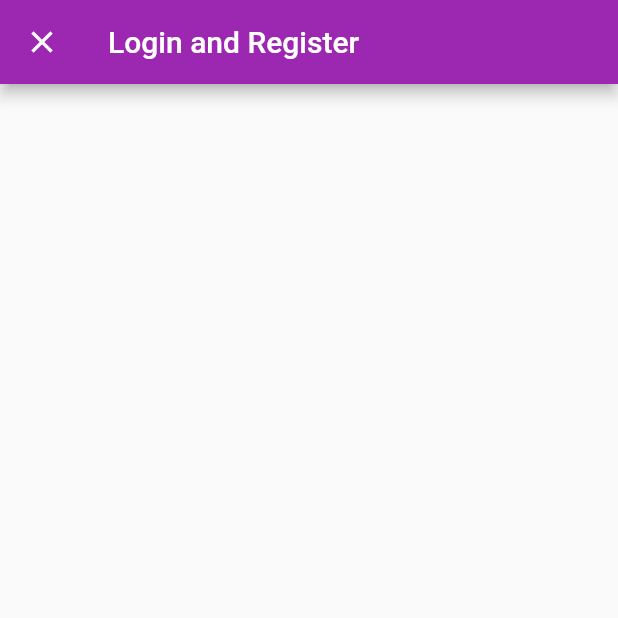
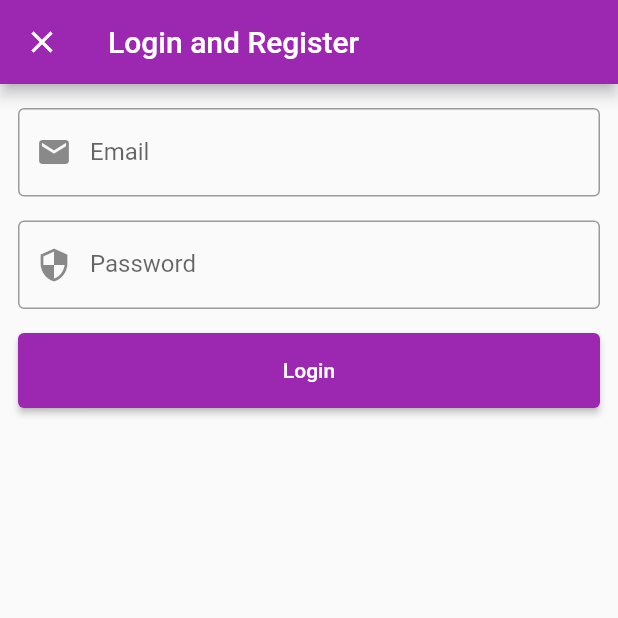
Before and after one commit to ismayilov1995/Flutter-Chatbox, a Flutter app: the screen it shows after launch, after a tap on "Login with Email and Password", on a phone screen of 412 x 824 dp, the top half of it. Run offline on Flutter 3.47's test engine with Material 2 defaults, Android fonts, the phone set to English and light mode, and no system bars; our stand-ins replace firebase_auth, firebase_core, get_it, google_sign_in; missing offline and left inert: flutter_facebook_login; accounts and stored records are empty.

Commit message:
prepare login register form page

```diff
--- a/lib/app/sign_in/email_password_login_create.dart
+++ b/lib/app/sign_in/email_password_login_create.dart
@@ -1,4 +1,7 @@
 import 'package:flutter/material.dart';
+import 'package:flutter_chatbox/common_widget/social_login_button.dart';
+import 'package:flutter_chatbox/viewmodel/user_model.dart';
+import 'package:provider/provider.dart';
 
 class EmailLoginPage extends StatefulWidget {
   @override
@@ -6,8 +9,8 @@ class EmailLoginPage extends StatefulWidget {
 }
 
 class _EmailLoginPageState extends State<EmailLoginPage> {
-
   final _formKey = GlobalKey<FormState>();
+  String _email, _password;
 
   @override
   Widget build(BuildContext context) {
@@ -15,15 +18,60 @@ class _EmailLoginPageState extends State<EmailLoginPage> {
       appBar: AppBar(
         title: Text("Login and Register"),
       ),
-      body: Center(
-        child: Form(
-          key: _formKey,
-          child: Column(
-            children: [
-            ],
+      body: SingleChildScrollView(
+        child: Container(
+          margin: EdgeInsets.fromLTRB(12, 16, 12, 0),
+          child: Form(
+            key: _formKey,
+            child: Column(
+              children: [
+                TextFormField(
+                  keyboardType: TextInputType.emailAddress,
+                  decoration: InputDecoration(
+                    prefixIcon:  Icon(Icons.mail),
+                    hintText: "Email",
+                    labelText: "Email",
+                    border: OutlineInputBorder()
+                  ),
+                  validator: (val) {
+                    return val.contains('@') ? null : 'Input valid email format';
+                  },
+                  onSaved: (val) => _email = val,
+                ),
+                SizedBox(height: 16,),
+                TextFormField(
+                  obscureText: true,
+                  decoration: InputDecoration(
+                      prefixIcon:  Icon(Icons.security),
+                      hintText: "Password",
+                      labelText: "Password",
+                      border: OutlineInputBorder()
+                  ),
+                  validator: (val) {
+                    return val.length > 5 ? null : 'Minimum length 6';
+                  },
+                  onSaved: (val) => _password = val,
+                ),
+                SizedBox(height: 16,),
+                SocialLoginButton(
+                  radius: 4.0,
+                  buttonText: "Login",
+                  buttonColor: Theme.of(context).primaryColor,
+                  onPressed: () => _onSubmit(context),
+                )
+              ],
+            ),
           ),
         ),
       ),
     );
   }
+
+  void _onSubmit(BuildContext context) async {
+    if(_formKey.currentState.validate()){
+      _formKey.currentState.save();
+      UserViewmodel _userVM = Provider.of<UserViewmodel>(context, listen: false);
+      _userVM.signInWithEmail(_email, _password);
+    }
+  }
 }
--- a/lib/repository/user_repository.dart
+++ b/lib/repository/user_repository.dart
@@ -58,8 +58,14 @@ class UserRepository implements AuthBase {
   }
 
   @override
-  Future<AppUser> signInWithEmail() {
+  Future<AppUser> signInWithEmail(String email, String password) {
     // TODO: implement signInWithEmail
     throw UnimplementedError();
   }
+
+  @override
+  Future<AppUser> createWithEmail(String email, String password) {
+    // TODO: implement createWithEmail
+    throw UnimplementedError();
+  }
 }
--- a/lib/services/auth_base.dart
+++ b/lib/services/auth_base.dart
@@ -6,5 +6,6 @@ abstract class AuthBase {
   Future<bool> signOut();
   Future<AppUser> signInWithGoogle();
   Future<AppUser> signInWithFacebook();
-  Future<AppUser> signInWithEmail();
+  Future<AppUser> signInWithEmail(String email, String password);
+  Future<AppUser> createWithEmail(String email, String password);
 }
--- a/lib/services/fake_auth_service.dart
+++ b/lib/services/fake_auth_service.dart
@@ -33,8 +33,14 @@ class FakeAuthService implements AuthBase {
   }
 
   @override
-  Future<AppUser> signInWithEmail() {
+  Future<AppUser> signInWithEmail(String email, String password) {
     // TODO: implement signInWithEmail
     throw UnimplementedError();
   }
+
+  @override
+  Future<AppUser> createWithEmail(String email, String password) {
+    // TODO: implement createWithEmail
+    throw UnimplementedError();
+  }
 }
--- a/lib/services/firebase_auth_service.dart
+++ b/lib/services/firebase_auth_service.dart
@@ -98,8 +98,14 @@ class FirebaseAuthService implements AuthBase {
   }
 
   @override
-  Future<AppUser> signInWithEmail() {
+  Future<AppUser> signInWithEmail(String email, String password) {
     // TODO: implement signInWithEmail
     throw UnimplementedError();
   }
+
+  @override
+  Future<AppUser> createWithEmail(String email, String password) {
+    // TODO: implement createWithEmail
+    throw UnimplementedError();
+  }
 }
--- a/lib/viewmodel/user_model.dart
+++ b/lib/viewmodel/user_model.dart
@@ -98,7 +98,13 @@ class UserViewmodel with ChangeNotifier implements AuthBase {
   }
 
   @override
-  Future<AppUser> signInWithEmail() {
+  Future<AppUser> signInWithEmail(String email, String password) {
+    throw UnimplementedError();
+  }
+
+  @override
+  Future<AppUser> createWithEmail(String email, String password) {
+    // TODO: implement createWithEmail
     throw UnimplementedError();
   }
 }
```
